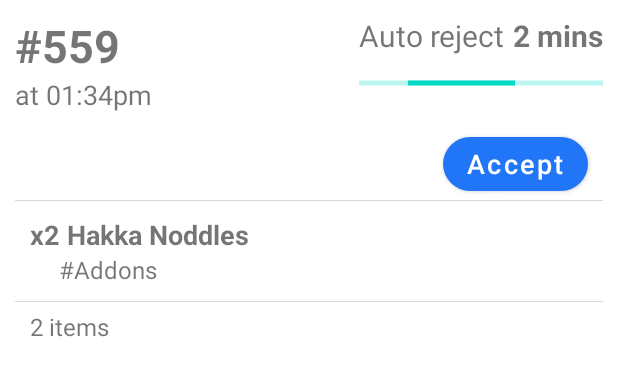
After one commit to adwardstark/dindinn-assignment, an Android app: the layout layout_order_item.xml on its own in the app's theme, with its tools: preview values and no code run, on a phone screen of 412 x 824 dp. The commit adds this screen. Shown: the top 376 px of the screen. Run offline under Robolectric (Android 15) with nearby library versions, the phone set to English and light mode, and no system bars; network calls fail.

Commit message:
Added adapters for orderlist and addonlist, ui for same

```diff
--- /dev/null
+++ b/app/src/main/res/layout/layout_order_item.xml
@@ -0,0 +1,164 @@
+<?xml version="1.0" encoding="utf-8"?>
+<RelativeLayout xmlns:android="http://schemas.android.com/apk/res/android"
+    android:layout_width="match_parent"
+    android:layout_height="wrap_content"
+    xmlns:tools="http://schemas.android.com/tools"
+    xmlns:app="http://schemas.android.com/apk/res-auto"
+    android:padding="10dp">
+
+    <TextView
+        android:layout_width="match_parent"
+        android:layout_height="wrap_content"
+        android:id="@+id/orderIDTxt"
+        android:textSize="30sp"
+        android:textStyle="bold"
+        tools:text="#559"
+        android:layout_toStartOf="@id/autoRejectTxt"
+        android:layout_marginEnd="5dp"
+        />
+
+    <TextView
+        android:layout_width="match_parent"
+        android:layout_height="wrap_content"
+        android:id="@+id/orderAtTxt"
+        android:layout_below="@id/orderIDTxt"
+        android:textSize="18sp"
+        tools:text="at 01:34pm"
+        />
+
+    <TextView
+        android:layout_width="wrap_content"
+        android:layout_height="wrap_content"
+        android:id="@+id/timeLeftTxt"
+        android:layout_alignParentEnd="true"
+        android:textSize="20sp"
+        android:textStyle="bold"
+        tools:text="2 mins"
+        />
+
+    <TextView
+        android:id="@+id/autoRejectTxt"
+        android:layout_width="wrap_content"
+        android:layout_height="wrap_content"
+        android:layout_marginEnd="5dp"
+        android:layout_toStartOf="@id/timeLeftTxt"
+        android:text="@string/auto_reject_txt"
+        android:textSize="20sp" />
+
+    <ProgressBar
+        android:layout_width="match_parent"
+        android:layout_height="wrap_content"
+        android:layout_below="@id/timeLeftTxt"
+        android:id="@+id/progressBar"
+        android:layout_marginTop="10dp"
+        android:indeterminate="true"
+        android:layout_alignParentEnd="true"
+        android:layout_alignStart="@id/autoRejectTxt"
+        style="@style/Widget.AppCompat.ProgressBar.Horizontal"
+        />
+
+    <com.google.android.material.card.MaterialCardView
+        android:layout_width="match_parent"
+        android:layout_height="wrap_content"
+        android:id="@+id/orderDetailsCard"
+        android:layout_marginTop="10dp"
+        android:layout_marginBottom="10dp"
+        android:layout_below="@id/orderAtTxt"
+        app:cardBackgroundColor="?attr/colorOnPrimary"
+        app:cardElevation="0dp"
+        app:cardCornerRadius="2dp"
+        app:strokeColor="@color/cardview_dark_background">
+
+        <RelativeLayout
+            android:layout_width="match_parent"
+            android:layout_height="wrap_content">
+
+            <com.google.android.material.button.MaterialButton
+                android:layout_width="wrap_content"
+                android:layout_height="wrap_content"
+                android:text="@string/accept_txt"
+                android:layout_alignParentEnd="true"
+                android:textAllCaps="false"
+                app:cornerRadius="30dp"
+                android:textSize="18sp"
+                android:id="@+id/acceptOrderButton"
+                android:layout_marginEnd="10dp"
+                />
+
+            <View
+                android:layout_width="match_parent"
+                android:layout_height="0.8dp"
+                android:id="@+id/divider1"
+                android:alpha="0.2"
+                android:layout_below="@id/acceptOrderButton"
+                android:background="@color/cardview_dark_background" />
+
+            <TextView
+                android:layout_width="wrap_content"
+                android:layout_height="wrap_content"
+                android:layout_below="@id/divider1"
+                android:id="@+id/orderQuantityTxt"
+                tools:text="x2"
+                android:textSize="18sp"
+                android:textStyle="bold"
+                android:layout_marginStart="10dp"
+                android:layout_marginTop="10dp"
+                />
+
+            <TextView
+                android:layout_width="match_parent"
+                android:layout_height="wrap_content"
+                android:layout_below="@id/divider1"
+                android:id="@+id/orderTitleTxt"
+                android:layout_toEndOf="@+id/orderQuantityTxt"
+                tools:text="Hakka Noddles"
+                android:textSize="18sp"
+                android:textStyle="bold"
+                android:layout_marginTop="10dp"
+                android:layout_marginStart="5dp"
+                />
+
+            <TextView
+                android:layout_width="match_parent"
+                android:layout_height="wrap_content"
+                android:layout_below="@id/orderTitleTxt"
+                android:id="@+id/addonsTxt"
+                android:layout_toEndOf="@+id/orderQuantityTxt"
+                android:text="@string/addons_txt"
+                android:textSize="16sp"
+                />
+
+            <androidx.recyclerview.widget.RecyclerView
+                android:layout_width="match_parent"
+                android:layout_height="wrap_content"
+                android:layout_below="@+id/addonsTxt"
+                android:clipToPadding="false"
+                android:id="@+id/rvAddonList"
+                android:layout_marginStart="25dp"
+                android:paddingBottom="10dp"
+                />
+
+            <View
+                android:layout_width="match_parent"
+                android:layout_height="0.8dp"
+                android:id="@+id/divider2"
+                android:alpha="0.2"
+                android:layout_below="@id/rvAddonList"
+                android:background="@color/cardview_dark_background" />
+
+            <TextView
+                android:layout_width="match_parent"
+                android:layout_height="wrap_content"
+                tools:text="2 items"
+                android:textSize="16sp"
+                android:id="@+id/totalItems"
+                android:layout_marginStart="10dp"
+                android:layout_marginTop="5dp"
+                android:layout_marginBottom="5dp"
+                android:layout_below="@+id/divider2"/>
+
+        </RelativeLayout>
+
+    </com.google.android.material.card.MaterialCardView>
+
+</RelativeLayout>
--- a/app/src/main/res/values-night/themes.xml
+++ b/app/src/main/res/values-night/themes.xml
@@ -2,8 +2,8 @@
     <!-- Base application theme. -->
     <style name="Theme.DD_Mini_Assignment" parent="Theme.MaterialComponents.DayNight.NoActionBar">
         <!-- Primary brand color. -->
-        <item name="colorPrimary">@color/purple_200</item>
-        <item name="colorPrimaryVariant">@color/purple_700</item>
+        <item name="colorPrimary">@color/blue</item>
+        <item name="colorPrimaryVariant">@color/dark_grey</item>
         <item name="colorOnPrimary">@color/black</item>
         <!-- Secondary brand color. -->
         <item name="colorSecondary">@color/teal_200</item>
--- a/app/src/main/res/values/colors.xml
+++ b/app/src/main/res/values/colors.xml
@@ -7,4 +7,7 @@
     <color name="teal_700">#FF018786</color>
     <color name="black">#FF000000</color>
     <color name="white">#FFFFFFFF</color>
+    <color name="grey">#f0f0f0</color>
+    <color name="dark_grey">#141414</color>
+    <color name="blue">#2076f7</color>
 </resources>
--- a/app/src/main/res/values/strings.xml
+++ b/app/src/main/res/values/strings.xml
@@ -4,4 +4,14 @@
     <string name="hello_blank_fragment">Hello blank fragment</string>
     <string name="dd_mini">DD Mini</string>
     <string name="ingredients_text">Ingredients</string>
+    <string name="auto_reject_txt">Auto reject</string>
+    <string name="accept_txt">Accept</string>
+    <string name="order_id_txt">#%d</string>
+    <string name="quantity_txt">x%d</string>
+    <string name="ordered_at_txt">at %s</string>
+    <string name="addons_txt">#Addons</string>
+    <plurals name="total_items">
+        <item quantity="one">%d item</item>
+        <item quantity="other">%d items</item>
+    </plurals>
 </resources>
--- a/app/src/main/res/values/themes.xml
+++ b/app/src/main/res/values/themes.xml
@@ -2,8 +2,8 @@
     <!-- Base application theme. -->
     <style name="Theme.DD_Mini_Assignment" parent="Theme.MaterialComponents.DayNight.NoActionBar">
         <!-- Primary brand color. -->
-        <item name="colorPrimary">@color/purple_500</item>
-        <item name="colorPrimaryVariant">@color/purple_700</item>
+        <item name="colorPrimary">@color/blue</item>
+        <item name="colorPrimaryVariant">@color/grey</item>
         <item name="colorOnPrimary">@color/white</item>
         <!-- Secondary brand color. -->
         <item name="colorSecondary">@color/teal_200</item>
```
Also changed, not shown: app/src/main/assets/orders.json (+36 -6 lines), app/src/main/java/com/adwardstark/dd_mini_assignment/ui/Extensions.kt (+14 -0 lines), app/src/main/java/com/adwardstark/dd_mini_assignment/ui/adapters/AddonListAdapter.kt (added, +49 -0 lines), app/src/main/java/com/adwardstark/dd_mini_assignment/ui/adapters/OrderListAdapter.kt (added, +72 -0 lines), app/src/main/java/com/adwardstark/dd_mini_assignment/ui/fragments/OrderListFragment.kt (+37 -0 lines), app/src/main/res/layout/fragment_order_list.xml (+16 -5 lines), app/src/main/res/layout/layout_addon_item.xml (added, +11 -0 lines).
